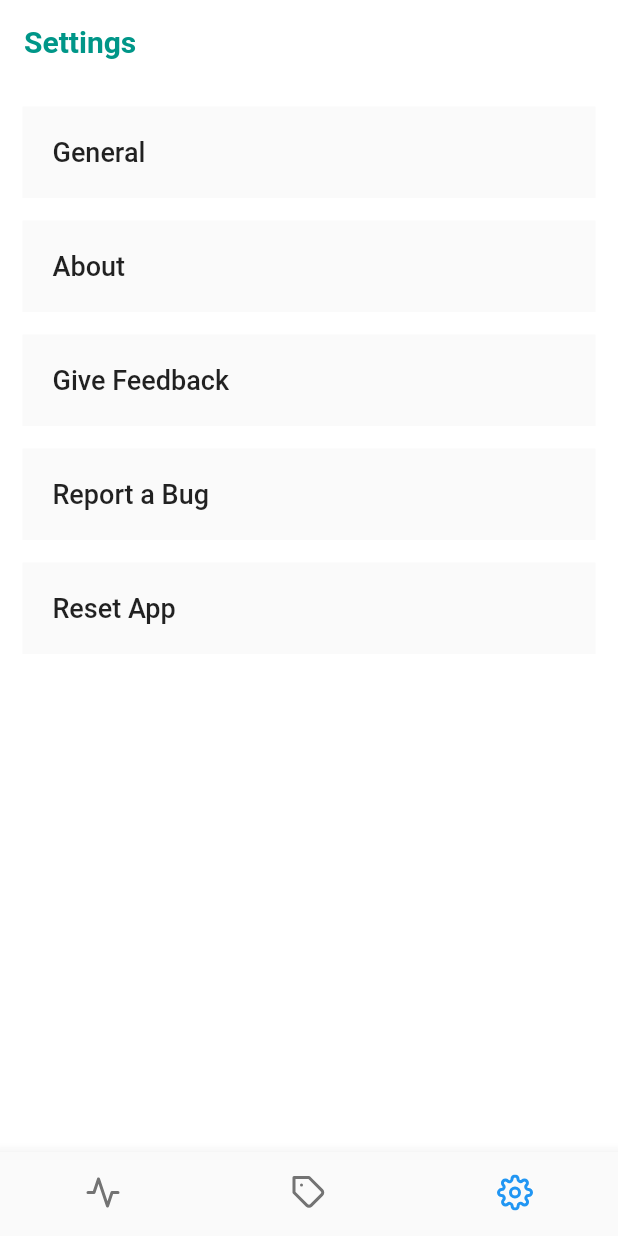
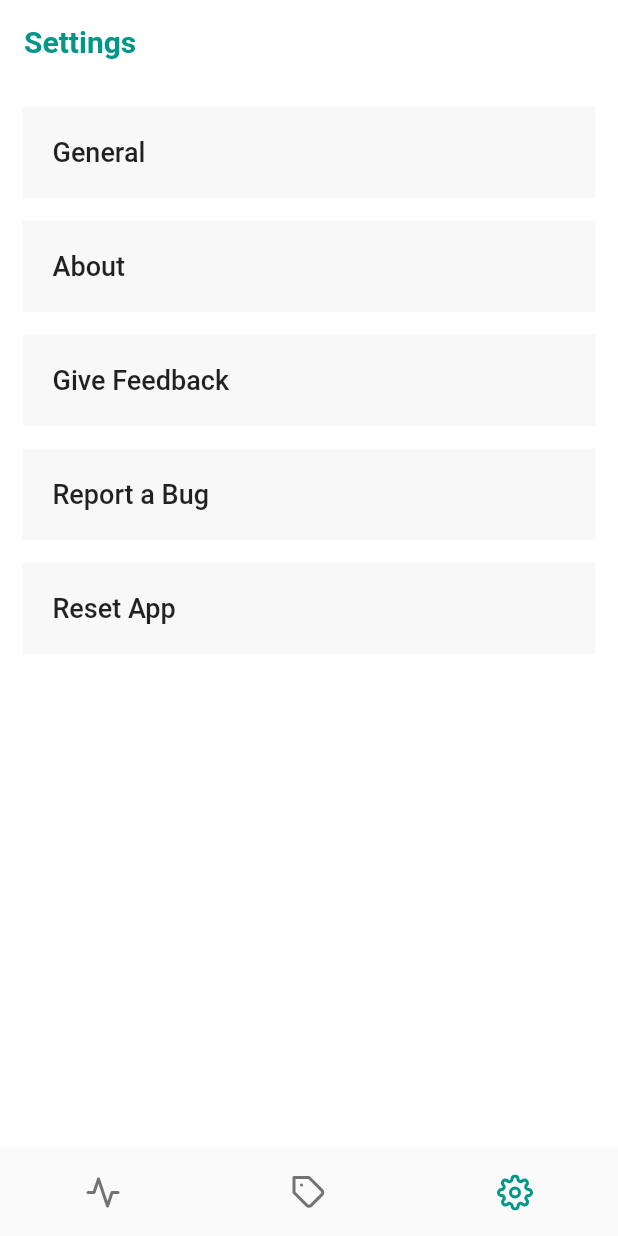
Before and after one commit to sanket143/hebi, a Flutter app: the screen it shows after launch, item 3 of the bottom bar chosen, on a phone screen of 412 x 824 dp. Run offline on Flutter 3.47's test engine with Material 2 defaults, Android fonts, the phone set to English and light mode, and no system bars; our stand-ins replace feather_icons_flutter, sembast.

Commit message:
feat(theme): add dark theme

```diff
--- a/lib/pages/home.dart
+++ b/lib/pages/home.dart
@@ -1,5 +1,6 @@
 import 'package:feather_icons_flutter/feather_icons_flutter.dart';
 import 'package:flutter/material.dart';
+import 'package:hebi/pages/theme.dart';
 
 import './productivity_stats.dart';
 import './labels.dart';
@@ -36,19 +37,16 @@ class _HomeState extends State<Home> with SingleTickerProviderStateMixin {
   @override
   Widget build(BuildContext context) {
     return MaterialApp(
-      theme: ThemeData(
-        primaryColor: Colors.teal
-      ),
+      theme: Themes.lightTheme,
+      darkTheme: Themes.darkTheme,
       home: Scaffold(
         appBar: AppBar(
           title: Text(
             _childrenTitle[_index],
             style: TextStyle(
-              color: Colors.teal,
               fontWeight: FontWeight.bold,
             ),
           ),
-          backgroundColor: Colors.white,
           elevation: 0.0,
         ),
         body: TabBarView(
--- a/lib/pages/labels.dart
+++ b/lib/pages/labels.dart
@@ -84,7 +84,7 @@ class _LabelsState extends State<Labels> {
   Widget build(BuildContext context) {
     if (this._loading) {
       return Container(
-        color: Colors.white,
+        color: Theme.of(context).backgroundColor,
         child: Center(
           child: CircularProgressIndicator(
             valueColor: AlwaysStoppedAnimation<Color>(Colors.teal),
@@ -94,7 +94,7 @@ class _LabelsState extends State<Labels> {
     }
 
     return Container(
-      color: Colors.white,
+      color: Theme.of(context).backgroundColor,
       child: ListView(
         children: [
           ..._labels
@@ -184,7 +184,7 @@ class Label extends StatelessWidget {
     return Padding(
       padding: const EdgeInsets.fromLTRB(15.0, 15.0, 15.0, 0.0),
       child: Container(
-        color: this.editMode ? Color(0xFFF3F3F3) : Color(0xFFFAFAFA),
+        color: Theme.of(context).highlightColor.withOpacity(0.1),
         child: Column(
           children: [
             Row(
--- a/lib/pages/models.dart
+++ b/lib/pages/models.dart
@@ -18,7 +18,7 @@ class Option extends StatelessWidget {
       child: GestureDetector(
         onTap: this.onTap,
         child: Container(
-          color: Color(0xFFFAFAFA),
+          color: Theme.of(context).highlightColor.withOpacity(0.1),
           child: Padding(
             padding: const EdgeInsets.all(20.0),
             child: Row(
--- a/lib/pages/settings.dart
+++ b/lib/pages/settings.dart
@@ -7,7 +7,7 @@ class Settings extends StatelessWidget {
   @override
   Widget build(BuildContext context) {
     return Container(
-      color: Colors.white,
+      color: Theme.of(context).backgroundColor,
       child: ListView(
         children: [
           Option(
--- /dev/null
+++ b/lib/pages/theme.dart
@@ -0,0 +1,22 @@
+import 'package:flutter/material.dart';
+
+class Themes {
+  static final ThemeData lightTheme = ThemeData(
+    primarySwatch: Colors.teal,
+    appBarTheme: AppBarTheme(
+      color: Colors.white,
+    ),
+    primaryTextTheme: TextTheme(
+      headline6: TextStyle(
+        color: Colors.teal,
+      ),
+    ),
+    brightness: Brightness.light,
+    backgroundColor: Colors.white,
+  );
+
+  static final ThemeData darkTheme = ThemeData(
+    brightness: Brightness.dark,
+    backgroundColor: Colors.grey[900],
+  );
+}
```
Also changed, not shown: lib/pages/settings/about.dart (+20 -2 lines), lib/pages/timer.dart (+2 -5 lines).
